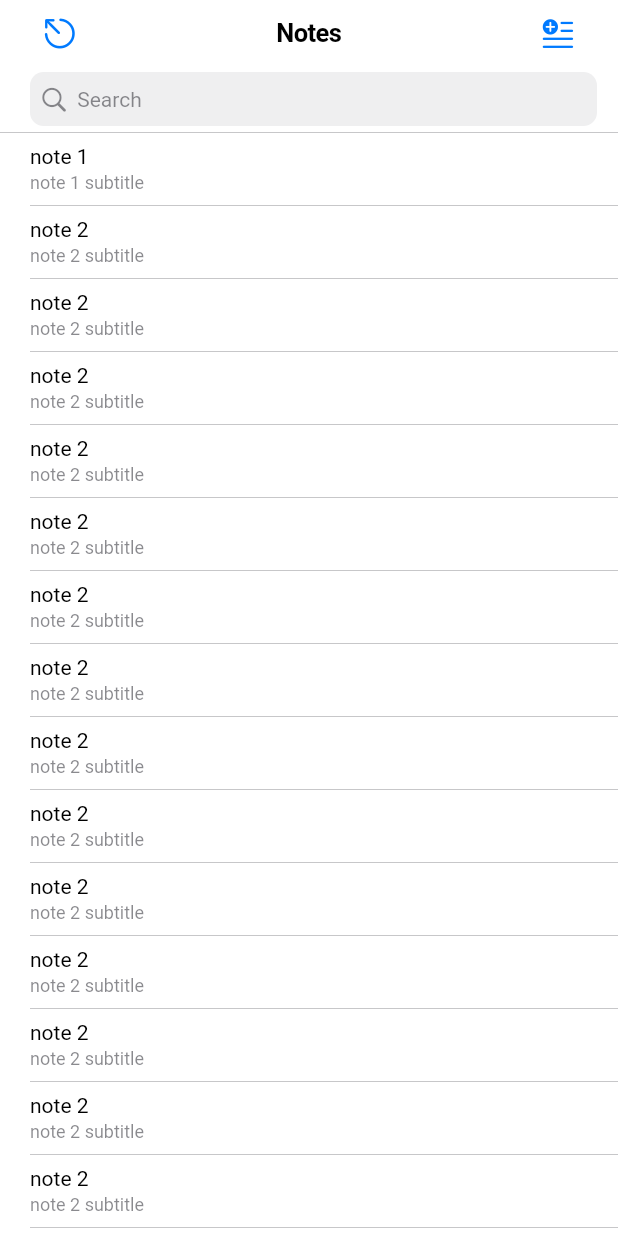
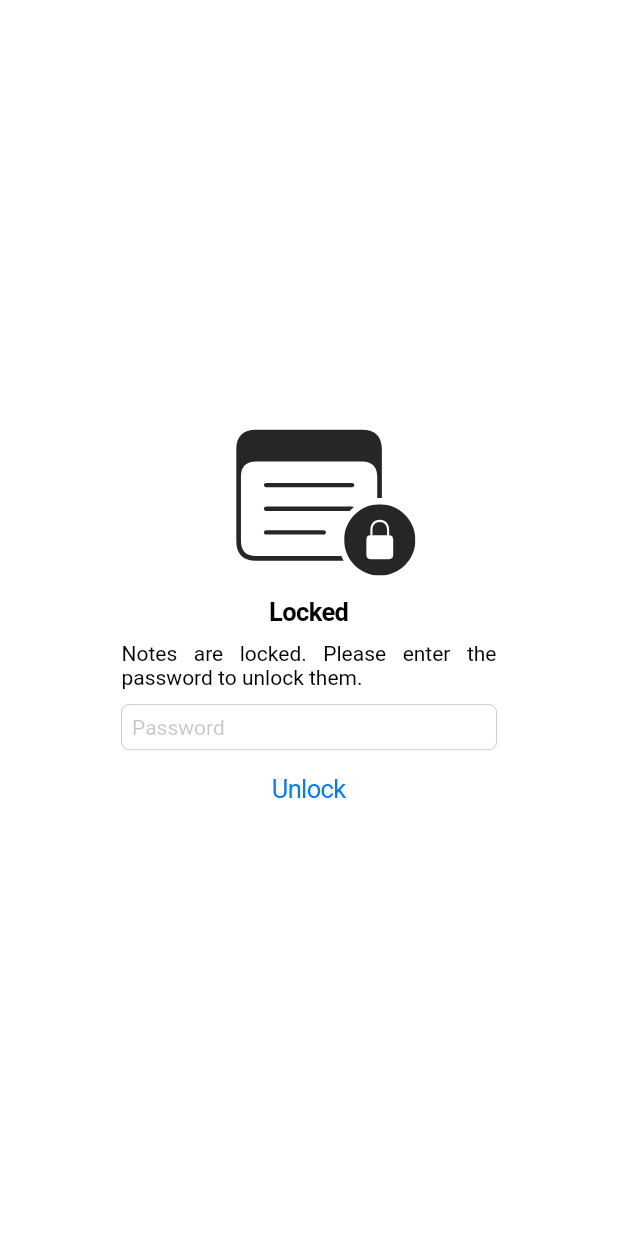
Before and after one commit to emircihangir/private-notes-mobile-app, a Flutter app: the screen it shows after launch, on a phone screen of 412 x 824 dp. Run offline on Flutter 3.47's test engine with Material 3 defaults, Android fonts, the phone set to English and light mode, and no system bars; our stand-ins replace flutter_svg; Roboto replaces fonts that are missing (SFpro).

```diff
--- a/lib/main.dart
+++ b/lib/main.dart
@@ -35,7 +35,7 @@ class PrivateNotesApp extends StatelessWidget {
       ],
       builder: (context, child) => CupertinoApp(
         routes: {
-          "/": (BuildContext context) => notesPage(context)
+          "/": (BuildContext context) => loginPage(context)
         },
         navigatorKey: navigatorKey,
         theme: CupertinoThemeData(textTheme: CupertinoTextThemeData(textStyle: TextStyle(fontFamily: "SFpro", color: CupertinoColors.black)), brightness: Brightness.light),
@@ -205,7 +205,9 @@ Widget notesPage(BuildContext context) {
             CupertinoIcons.escape,
             size: 24,
           ),
-          onPressed: () {}),
+          onPressed: () {
+            Navigator.of(context).pop();
+          }),
       middle: Text("Notes"),
       trailing: CupertinoButton(
           sizeStyle: CupertinoButtonSize.small,
@@ -378,3 +380,79 @@ Widget dummyNotesView(BuildContext context) {
     ),
   );
 }
+
+Widget loginPage(BuildContext context) {
+  var piController = TextEditingController(); // pi = password input
+  var piFocusNode = FocusNode();
+
+  return CupertinoPageScaffold(
+    child: SafeArea(
+      child: Center(
+        child: Column(
+          mainAxisAlignment: MainAxisAlignment.center,
+          children: [
+            SvgPicture.asset(
+              "assets/private-notes-icon.svg",
+              width: 150,
+            ),
+            const SizedBox(
+              height: 10,
+            ),
+            Text(
+              "Locked",
+              style: CupertinoTheme.of(context).textTheme.navTitleTextStyle,
+            ),
+            const SizedBox(
+              height: 10,
+            ),
+            SizedBox(
+              width: 250,
+              child: Text(
+                "Notes are locked. Please enter the password to unlock them.",
+                textAlign: TextAlign.justify,
+              ),
+            ),
+            const SizedBox(
+              height: 10,
+            ),
+            SizedBox(
+              width: 250,
+              child: CupertinoTextField(
+                placeholder: "Password",
+                focusNode: piFocusNode,
+                controller: piController,
+              ),
+            ),
+            CupertinoButton(
+                child: Text("Unlock"),
+                onPressed: () {
+                  if (piController.text.isEmpty) {
+                    showCupertinoDialog(
+                      context: navigatorKey.currentContext!,
+                      builder: (context) => CupertinoAlertDialog(
+                        title: const Text("Enter a password"),
+                        actions: [
+                          CupertinoDialogAction(
+                            isDefaultAction: true,
+                            onPressed: () => Navigator.pop(context),
+                            child: const Text("OK"),
+                          )
+                        ],
+                      ),
+                    );
+                    return;
+                  }
+
+                  piFocusNode.unfocus();
+
+                  //TODO: check if the password is correct before navigating
+                  Navigator.of(context).push(CupertinoPageRoute(
+                    builder: (context) => notesPage(context),
+                  ));
+                })
+          ],
+        ),
+      ),
+    ),
+  );
+}
```
